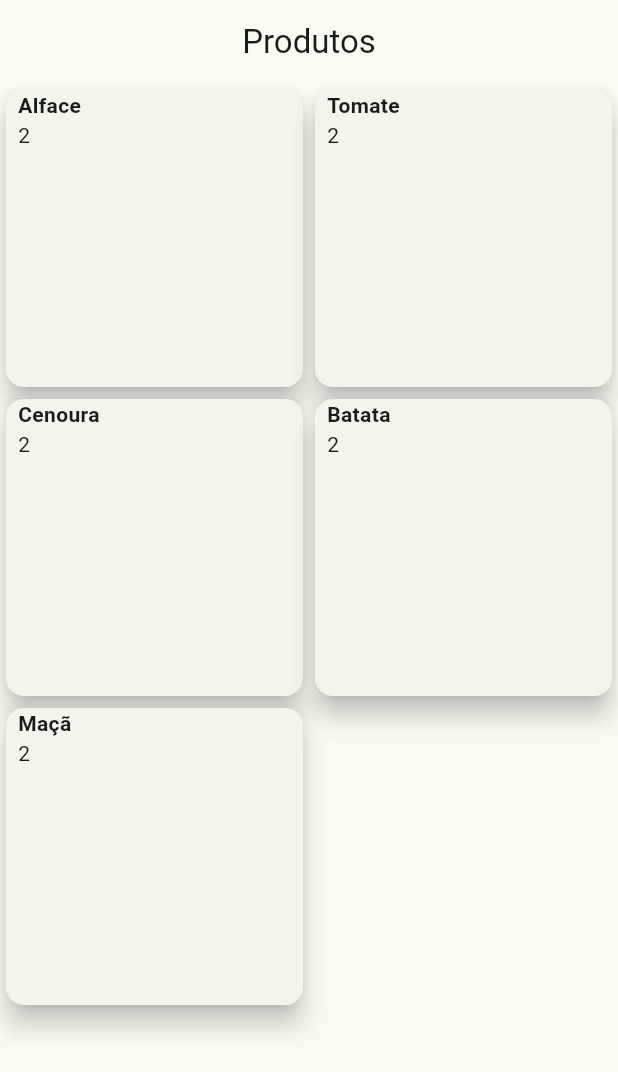
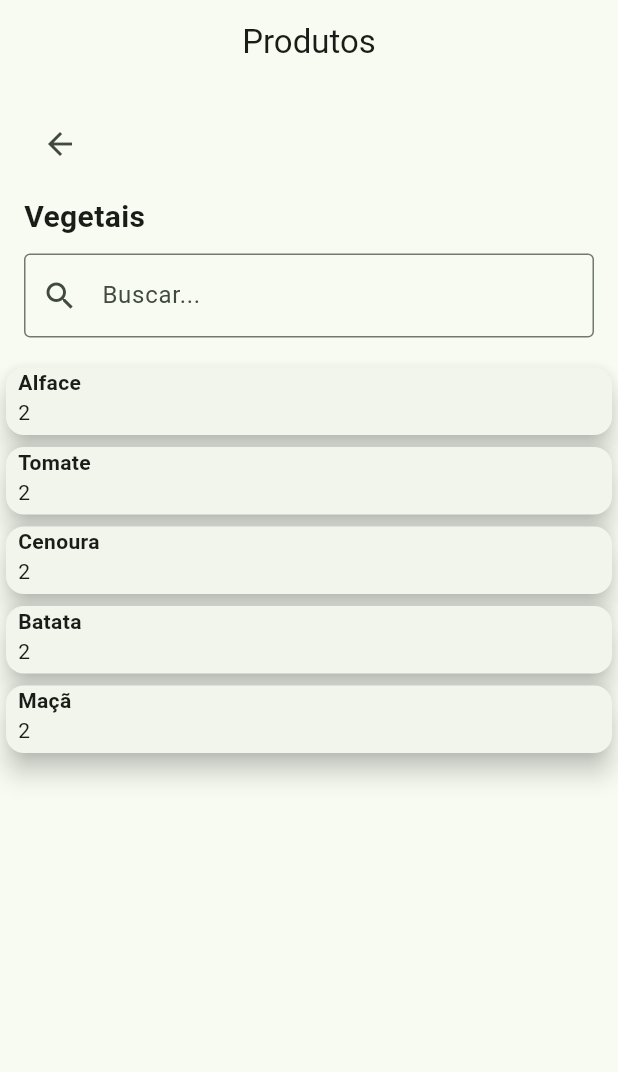
Before and after one commit to johnnyferreiradev/fast_fruit, a Flutter app: the screen it shows after launch, on a phone screen of 412 x 824 dp. Shown: the top 1072 px of the screen. Run offline on Flutter 3.47's test engine with Material 3 defaults, Android fonts, the light colour scheme and no system bars; our stand-ins replace flutter_modular.

Commit message:
feat: add product search by name

```diff
--- a/lib/src/product/domain/services/product_service.dart
+++ b/lib/src/product/domain/services/product_service.dart
@@ -2,4 +2,5 @@ import 'package:fast_fruit/src/product/domain/state/product_state.dart';
 
 abstract class ProductService {
   Future<ProductState> fetchProducts(ProductState state);
+  Future<ProductState> searchProductsByName(ProductState state, String search);
 }
--- a/lib/src/product/ui/pages/product_list.dart
+++ b/lib/src/product/ui/pages/product_list.dart
@@ -1,4 +1,7 @@
+import 'dart:async';
+
 import 'package:fast_fruit/src/product/domain/controllers/product_controller.dart';
+import 'package:fast_fruit/src/product/domain/state/product_state.dart';
 import 'package:fast_fruit/src/product/ui/widgets/product_card.dart';
 import 'package:flutter/material.dart';
 import 'package:flutter_modular/flutter_modular.dart';
@@ -11,19 +14,61 @@ class ProductList extends StatefulWidget {
 }
 
 class _ProductListState extends State<ProductList> {
+  Timer? _debounce;
+  final TextEditingController _searchController = TextEditingController();
+
   @override
   void initState() {
     super.initState();
-
     WidgetsBinding.instance.addPostFrameCallback((timeStamp) {
       context.read<ProductController>().fetchProducts();
     });
+    _searchController.addListener(_onSearchChanged);
   }
 
   @override
   void dispose() {
     context.read<ProductController>();
+    _searchController.removeListener(_onSearchChanged);
+    _searchController.dispose();
     super.dispose();
+  }
+
+  void _onSearchChanged() {
+    if (_debounce?.isActive ?? false) {
+      _debounce?.cancel();
+    }
+    _debounce = Timer(const Duration(seconds: 1), () {
+      final controller = context.read<ProductController>();
+      controller.searchProductsByName(_searchController.text);
+    });
+  }
+
+  Widget _buildBodyContent(ProductState state) {
+    if (state.loading) {
+      return const Align(
+        alignment: Alignment.topCenter,
+        child: LinearProgressIndicator(),
+      );
+    }
+
+    if (!state.loading && state.products.isEmpty) {
+      return const Center(
+        child: Text('Não há produtos.'),
+      );
+    }
+
+    return ListView.builder(
+      scrollDirection: Axis.vertical,
+      shrinkWrap: true,
+      itemCount: state.products.length,
+      itemBuilder: (context, index) {
+        final model = state.products[index];
+        return ProductCard(
+          model: model,
+        );
+      },
+    );
   }
 
   @override
@@ -36,29 +81,43 @@ class _ProductListState extends State<ProductList> {
         title: const Text('Produtos'),
         centerTitle: true,
       ),
-      body: Stack(
+      body: Column(
         children: [
-          GridView.builder(
-            gridDelegate: const SliverGridDelegateWithFixedCrossAxisCount(
-              crossAxisCount: 2,
+          Container(
+            padding: const EdgeInsets.all(16.0),
+            width: double.infinity,
+            child: Column(
+              mainAxisAlignment: MainAxisAlignment.center,
+              crossAxisAlignment: CrossAxisAlignment.start,
+              children: [
+                Row(
+                  children: [
+                    IconButton(
+                      onPressed: () {},
+                      icon: const Icon(Icons.arrow_back),
+                    )
+                  ],
+                ),
+                const SizedBox(height: 10.0),
+                const Text(
+                  'Vegetais',
+                  style: TextStyle(fontSize: 20, fontWeight: FontWeight.bold),
+                ),
+                const SizedBox(height: 10.0),
+                TextField(
+                  controller: _searchController,
+                  decoration: const InputDecoration(
+                    border: OutlineInputBorder(),
+                    hintText: 'Buscar...',
+                    prefixIcon: Icon(Icons.search),
+                  ),
+                )
+              ],
             ),
-            itemCount: state.products.length,
-            itemBuilder: (context, index) {
-              final model = state.products[index];
-              return ProductCard(
-                model: model,
-              );
-            },
           ),
-          if (state.loading)
-            const Align(
-              alignment: Alignment.topCenter,
-              child: LinearProgressIndicator(),
-            ),
-          if (!state.loading && state.products.isEmpty)
-            const Center(
-              child: Text('Não há produtos.'),
-            ),
+          Expanded(
+            child: _buildBodyContent(state),
+          ),
         ],
       ),
     );
```
Also changed, not shown: lib/src/product/data/services/product_in_memory_service.dart (+38 -6 lines), lib/src/product/domain/controllers/product_controller.dart (+8 -0 lines).
